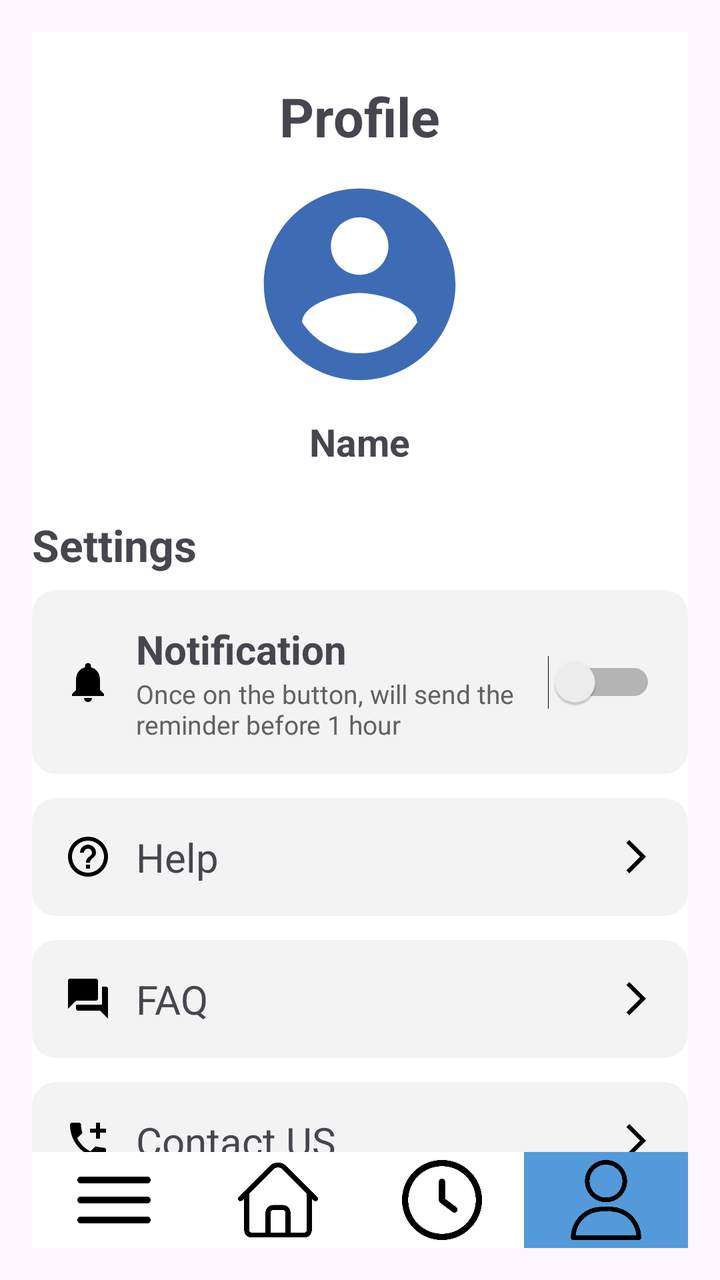
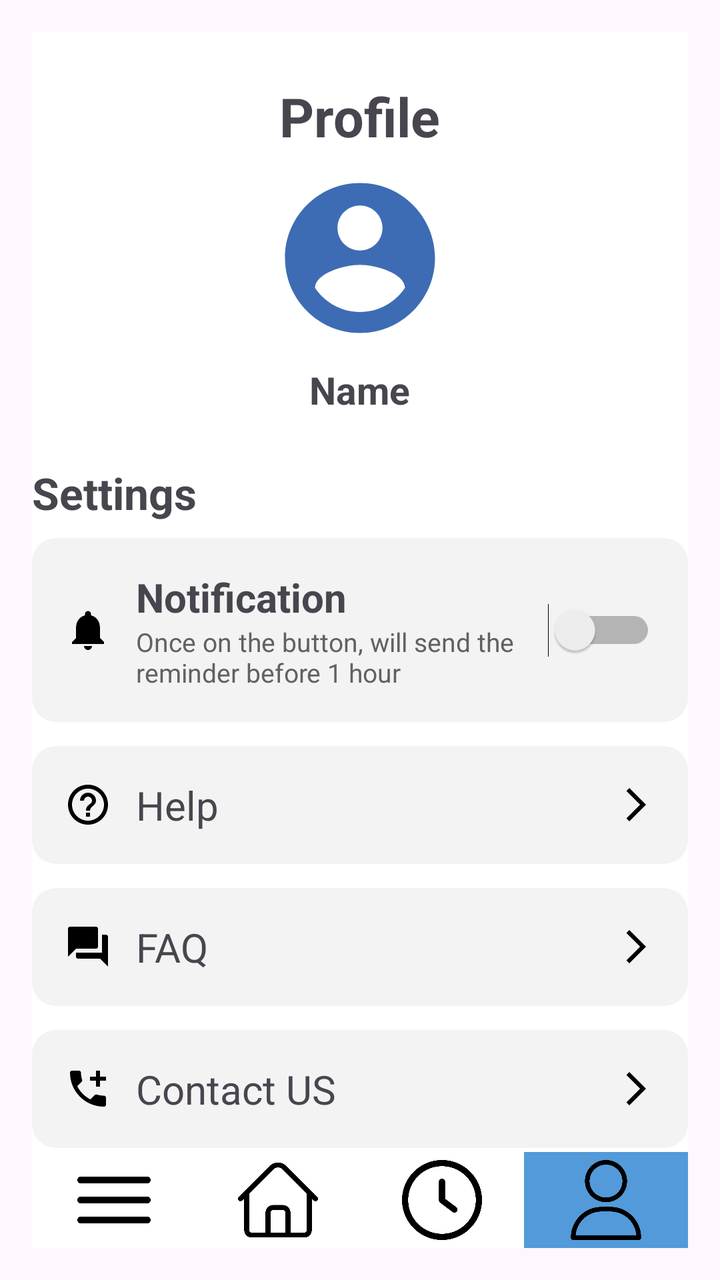

An Android layout rendered at two revisions. The XML below is the earlier revision; the diff shows what the commit changed to produce the second picture.
<!-- AndroidManifest.xml: application theme Theme.Madgroupassignment -->
<!-- res/layout/activity_profile.xml -->
<?xml version="1.0" encoding="utf-8"?>
<RelativeLayout xmlns:android="http://schemas.android.com/apk/res/android"
    xmlns:tools="http://schemas.android.com/tools"
    android:layout_width="match_parent"
    android:layout_height="match_parent"
    xmlns:app="http://schemas.android.com/apk/res-auto"
    android:padding="16dp">

    <LinearLayout
        android:layout_width="395dp"
        android:layout_height="693dp"
        android:orientation="vertical"
        android:background="#FFFFFF">

        
        <LinearLayout
            android:layout_width="match_parent"
            android:layout_height="wrap_content"
            android:gravity="center"
            android:orientation="vertical"
            android:padding="16dp">

            <TextView
                android:layout_width="wrap_content"
                android:layout_height="wrap_content"
                android:layout_marginTop="8dp"
                android:layout_marginBottom="8dp"
                android:text="@string/profile"
                android:textSize="27sp"
                android:textStyle="bold" />

            <ImageView
                android:layout_width="115dp"
                android:layout_height="116dp"
                android:layout_marginBottom="8dp"
                android:contentDescription="@string/profile_picture"
                android:src="@drawable/ic_profile_placeholder" />

            <TextView
                android:layout_width="wrap_content"
                android:layout_height="wrap_content"
                android:text="@string/name"
                android:textSize="19sp"
                android:textStyle="bold" />
        </LinearLayout>

        
        <TextView
            android:layout_width="wrap_content"
            android:layout_height="wrap_content"
            android:layout_marginTop="8dp"
            android:layout_marginBottom="8dp"
            android:text="@string/settings"
            android:textSize="22sp"
            android:textStyle="bold" />

        
        <LinearLayout
            android:layout_width="match_parent"
            android:layout_height="wrap_content"
            android:layout_marginBottom="12dp"
            android:background="@drawable/rounded_card"
            android:gravity="center_vertical"
            android:orientation="horizontal"
            android:padding="16dp">

            <ImageView
                android:layout_width="24dp"
                android:layout_height="24dp"
                android:contentDescription="@string/notification_icon"
                android:src="@drawable/ic_notification" />

            <LinearLayout
                android:layout_width="0dp"
                android:layout_height="wrap_content"
                android:layout_weight="1"
                android:orientation="vertical"
                android:paddingStart="12dp"
                tools:ignore="RtlSymmetry">

                <TextView
                    android:layout_width="wrap_content"
                    android:layout_height="wrap_content"
                    android:text="@string/notification"
                    android:textSize="20sp"
                    android:textStyle="bold" />

                <TextView
                    android:layout_width="wrap_content"
                    android:layout_height="wrap_content"
                    android:text="@string/once_on_the_button_will_send_the_reminder_before_1_hour"
                    android:textColor="#616161"
                    android:textSize="13sp" />
            </LinearLayout>

            <Switch
                android:id="@+id/switch_notification"
                android:layout_width="wrap_content"
                android:layout_height="wrap_content"
                android:minWidth="48dp"
                android:minHeight="48dp"
                tools:ignore="UseSwitchCompatOrMaterialXml" />
        </LinearLayout>

        
        <LinearLayout
            android:id="@+id/help_item"
            android:layout_width="match_parent"
            android:layout_height="wrap_content"
            android:layout_marginBottom="12dp"
            android:background="@drawable/rounded_card"
            android:gravity="center_vertical"
            android:orientation="horizontal"
            android:padding="16dp">

            <ImageView
                android:layout_width="24dp"
                android:layout_height="24dp"
                android:contentDescription="@string/help_icon"
                android:src="@drawable/ic_help" />

            <TextView
                android:layout_width="0dp"
                android:layout_height="wrap_content"
                android:layout_marginStart="12dp"
                android:layout_weight="1"
                android:text="@string/help"
                android:textSize="20sp" />

            <ImageView
                android:layout_width="20dp"
                android:layout_height="20dp"
                android:contentDescription="@string/arrow"
                android:src="@drawable/ic_arrow" />
        </LinearLayout>

        
        <LinearLayout
            android:id="@+id/faq_item"
            android:layout_width="match_parent"
            android:layout_height="wrap_content"
            android:layout_marginBottom="12dp"
            android:background="@drawable/rounded_card"
            android:gravity="center_vertical"
            android:orientation="horizontal"
            android:padding="16dp">

            <ImageView
                android:layout_width="24dp"
                android:layout_height="24dp"
                android:contentDescription="@string/faq"
                android:src="@drawable/ic_faq" />

            <TextView
                android:layout_width="0dp"
                android:layout_height="wrap_content"
                android:layout_marginStart="12dp"
                android:layout_weight="1"
                android:text="@string/faq_text"
                android:textSize="20sp" />

            <ImageView
                android:layout_width="20dp"
                android:layout_height="20dp"
                android:contentDescription="@string/arrow_faq"
                android:src="@drawable/ic_arrow" />
        </LinearLayout>

        
        <LinearLayout
            android:id="@+id/contact_item"
            android:layout_width="match_parent"
            android:layout_height="wrap_content"
            android:layout_marginBottom="12dp"
            android:background="@drawable/rounded_card"
            android:gravity="center_vertical"
            android:orientation="horizontal"
            android:padding="16dp">

            <ImageView
                android:layout_width="24dp"
                android:layout_height="24dp"
                android:contentDescription="@string/contact_icon"
                android:src="@drawable/ic_contact" />

            <TextView
                android:layout_width="0dp"
                android:layout_height="wrap_content"
                android:layout_marginStart="12dp"
                android:layout_weight="1"
                android:text="@string/contact_us"
                android:textSize="20sp" />

            <ImageView
                android:layout_width="20dp"
                android:layout_height="20dp"
                android:contentDescription="@string/arrow_contact"
                android:src="@drawable/ic_arrow" />
        </LinearLayout>

        
        <Space
            android:layout_width="match_parent"
            android:layout_height="0dp"
            android:layout_weight="1" />
        
        <TextView
            android:id="@+id/sign_out"
            android:layout_width="match_parent"
            android:layout_height="wrap_content"
            android:background="@drawable/rounded_card"
            android:gravity="center"
            android:padding="16dp"
            android:text="@string/sign_out"
            android:textColor="#FF3B30"
            android:textStyle="bold" />

    </LinearLayout>
    
    <LinearLayout
        android:id="@+id/bottom_bar"
        android:layout_width="match_parent"
        android:layout_height="wrap_content"
        android:orientation="horizontal"
        android:background="@android:color/white"
        android:layout_alignParentBottom="true"
        android:layout_alignParentStart="true"
        android:layout_alignParentEnd="true">


        <ImageButton
            android:id="@+id/listButton"
            android:layout_width="48dp"
            android:layout_height="48dp"
            android:layout_weight="1"
            android:padding="4dp"
            android:scaleType="fitCenter"
            android:src="@drawable/menu"
            android:background="?attr/selectableItemBackgroundBorderless"/>

        
        <Button
            android:id="@+id/rewardButton"
            android:layout_width="wrap_content"
            android:layout_height="wrap_content"
            android:text="Reward"
            android:padding="4dp"
            android:scaleType="fitCenter"
            android:visibility="gone" />
        <Button
            android:id="@+id/searchButton"
            android:layout_width="wrap_content"
            android:layout_height="wrap_content"
            android:text="Search"
            android:padding="4dp"
            android:scaleType="fitCenter"
            android:visibility="gone" />

        <ImageButton
            android:id="@+id/homeButton"
            android:layout_width="48dp"
            android:layout_height="48dp"
            android:layout_weight="1"
            android:padding="4dp"
            android:scaleType="fitCenter"
            android:src="@drawable/home"
            android:background="?attr/selectableItemBackgroundBorderless"/>

        <ImageButton
            android:id="@+id/clockButton"
            android:layout_width="48dp"
            android:layout_height="48dp"
            android:layout_weight="1"
            android:padding="4dp"
            android:scaleType="fitCenter"
            android:src="@drawable/clock"
            android:background="?attr/selectableItemBackgroundBorderless"/>

        <ImageButton
            android:id="@+id/profileButton"
            android:layout_width="48dp"
            android:layout_height="48dp"
            android:layout_weight="1"
            android:padding="4dp"
            android:scaleType="fitCenter"
            android:src="@drawable/user"
            android:background="#529ad9"/>
    </LinearLayout>
</RelativeLayout>
<!-- resources referenced by this layout -->
<resources>
  <!-- drawable ic_arrow (drawable) -->
  <vector android:autoMirrored="true" android:height="24dp"
      android:tint="#000000" android:viewportHeight="24"
      android:viewportWidth="24" android:width="24dp" xmlns:android="http://schemas.android.com/apk/res/android">
      <path android:fillColor="@android:color/white" android:pathData="M6.23,20.23l1.77,1.77l10,-10l-10,-10l-1.77,1.77l8.23,8.23z"/>
  </vector>
  <!-- drawable ic_faq (drawable) -->
  <vector android:height="24dp" android:tint="#000000"
      android:viewportHeight="24" android:viewportWidth="24"
      android:width="24dp" xmlns:android="http://schemas.android.com/apk/res/android">
      <path android:fillColor="@android:color/white" android:pathData="M21,6h-2v9L6,15v2c0,0.55 0.45,1 1,1h11l4,4L22,7c0,-0.55 -0.45,-1 -1,-1zM17,12L17,3c0,-0.55 -0.45,-1 -1,-1L3,2c-0.55,0 -1,0.45 -1,1v14l4,-4h10c0.55,0 1,-0.45 1,-1z"/>
  </vector>
  <!-- drawable ic_notification (drawable) -->
  <vector android:height="24dp" android:tint="#000000"
      android:viewportHeight="24" android:viewportWidth="24"
      android:width="24dp" xmlns:android="http://schemas.android.com/apk/res/android">
      <path android:fillColor="@android:color/white" android:pathData="M12,22c1.1,0 2,-0.9 2,-2h-4c0,1.1 0.89,2 2,2zM18,16v-5c0,-3.07 -1.64,-5.64 -4.5,-6.32L13.5,4c0,-0.83 -0.67,-1.5 -1.5,-1.5s-1.5,0.67 -1.5,1.5v0.68C7.63,5.36 6,7.92 6,11v5l-2,2v1h16v-1l-2,-2z"/>
  </vector>
  <!-- drawable ic_profile_placeholder (drawable) -->
  <vector xmlns:android="http://schemas.android.com/apk/res/android"
      android:width="24dp"
      android:height="24dp"
      android:viewportWidth="24"
      android:viewportHeight="24"
      android:tint="#3d6cb4">
      <path
          android:fillColor="@android:color/white"
          android:pathData="M12,2C6.48,2 2,6.48 2,12s4.48,10 10,10 10,-4.48 10,-10S17.52,2 12,2zM12,5c1.66,0 3,1.34 3,3s-1.34,3 -3,3 -3,-1.34 -3,-3 1.34,-3 3,-3zM12,19.2c-2.5,0 -4.71,-1.28 -6,-3.22 0.03,-1.99 4,-3.08 6,-3.08 1.99,0 5.97,1.09 6,3.08 -1.29,1.94 -3.5,3.22 -6,3.22z"/>
  </vector>
  <!-- drawable rounded_card (drawable) -->
  <?xml version="1.0" encoding="utf-8"?>
  <shape xmlns:android="http://schemas.android.com/apk/res/android"
      android:shape="rectangle">
      <solid android:color="#F3F3F3" />
      <corners android:radius="12dp" />
  </shape>
  <string name="arrow">Arrow</string>
  <string name="arrow_contact">Arrow_contact</string>
  <string name="arrow_faq">Arrow_faq</string>
  <string name="contact_icon">Contact_icon</string>
  <string name="contact_us">Contact US</string>
  <string name="faq">FAQ</string>
  <string name="faq_text">FAQ</string>
  <string name="help">Help</string>
  <string name="help_icon">icon</string>
  <string name="name">Name</string>
  <string name="notification">Notification</string>
  <string name="notification_icon">notification_icon</string>
  <string name="once_on_the_button_will_send_the_reminder_before_1_hour">Once on the button, will send the reminder before 1 hour</string>
  <string name="profile">Profile</string>
  <string name="profile_picture">Profile Picture</string>
  <string name="settings">Settings</string>
  <string name="sign_out">Sign Out</string>
  <style name="Theme.Madgroupassignment" parent="Base.Theme.Madgroupassignment" />
  <style name="Base.Theme.Madgroupassignment" parent="Theme.Material3.DayNight.NoActionBar">
          
          
          <item name="colorPrimary">@color/lightblue</item>
      </style>
  <color name="lightblue">#b6dff7</color>
  <!-- unchanged entries left out for length: 6 -->
</resources>

<!-- the commit's change to res/layout/activity_profile.xml (unified diff, before → after) -->
@@ -3,7 +3,6 @@
     xmlns:tools="http://schemas.android.com/tools"
     android:layout_width="match_parent"
     android:layout_height="match_parent"
-    xmlns:app="http://schemas.android.com/apk/res-auto"
     android:padding="16dp">
 
     <LinearLayout
@@ -30,13 +29,17 @@
                 android:textStyle="bold" />
 
             <ImageView
-                android:layout_width="115dp"
-                android:layout_height="116dp"
+                android:id="@+id/profile_image"
+                android:layout_width="90dp"
+                android:layout_height="90dp"
                 android:layout_marginBottom="8dp"
+                android:src="@drawable/ic_profile_placeholder"
                 android:contentDescription="@string/profile_picture"
-                android:src="@drawable/ic_profile_placeholder" />
-
-            <TextView
+                android:clickable="true"
+                android:focusable="true" />
+
+            <TextView
+                android:id="@+id/username_textview"
                 android:layout_width="wrap_content"
                 android:layout_height="wrap_content"
                 android:text="@string/name"
